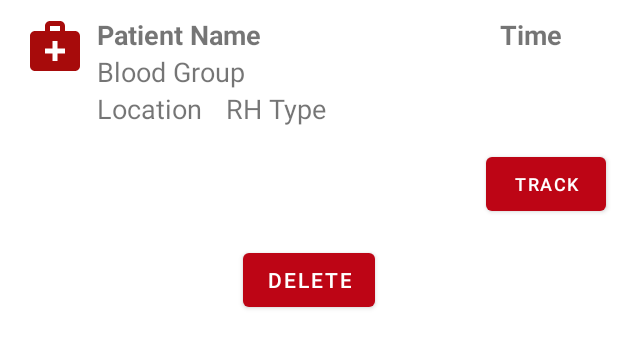
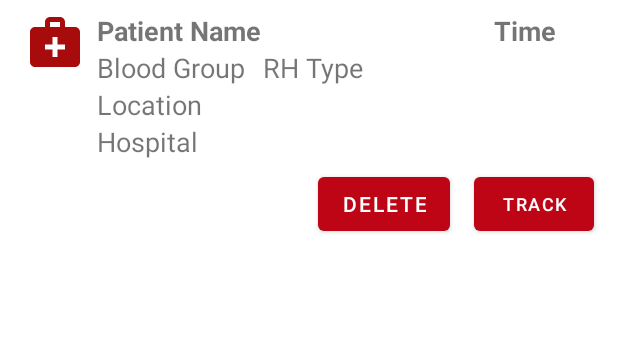
Before and after one commit to EmadAnwer/b-donor, an Android app: the layout progress_layout.xml on its own in the app's theme, with its tools: preview values and no code run, on a phone screen of 412 x 824 dp. Shown: the top 348 px of the screen. Run offline under Robolectric (Android 15) with nearby library versions, the phone set to English and light mode, and no system bars.

Commit message:
new locations added

```diff
--- a/app/src/main/java/com/example/gradandroidfirsttry/Person_Registration.java
+++ b/app/src/main/java/com/example/gradandroidfirsttry/Person_Registration.java
@@ -289,6 +289,6 @@ public class Person_Registration extends AppCompatActivity implements AsyncCallb
     @Override
     public void handleFault(BackendlessFault fault) {
         Log.i(TAG, "handleFault: "+fault.toString());
-        Toast.makeText(this, "Registration Failed!", Toast.LENGTH_SHORT).show();
+        Toast.makeText(this, "Registration Failed!"+fault.toString(), Toast.LENGTH_SHORT).show();
     }
 }
--- a/app/src/main/java/com/example/gradandroidfirsttry/ProgressActivity.java
+++ b/app/src/main/java/com/example/gradandroidfirsttry/ProgressActivity.java
@@ -28,7 +28,7 @@ public class ProgressActivity extends AppCompatActivity {
     SharedPreferences pref;
     String requestID;
     DataQueryBuilder queryBuilder = DataQueryBuilder.create();
-    String bloodType,address,rh_type;
+    String bloodType,address,rh_type,hospital;
     @Override
     protected void onCreate(Bundle savedInstanceState) {
         super.onCreate(savedInstanceState);
@@ -46,6 +46,7 @@ public class ProgressActivity extends AppCompatActivity {
         requestID = pref.getString("requestID","null");
         bloodType = pref.getString("bloodType","null");
         address = pref.getString("city","null");
+        hospital = pref.getString("hospital","null");
         rh_type = pref.getString("RH","null");
 
         if(requestID.equals("Accepted"))
--- a/app/src/main/java/com/example/gradandroidfirsttry/ProgressRecyclerViewAdapter.java
+++ b/app/src/main/java/com/example/gradandroidfirsttry/ProgressRecyclerViewAdapter.java
@@ -48,6 +48,7 @@ public class ProgressRecyclerViewAdapter extends RecyclerView.Adapter<ProgressRe
         holder.pBloodGroupTextView.setText(progressRequestsList.get(position).getBloodType());
         holder.pRHTypeTextView.setText(progressRequestsList.get(position).getRHType());
         holder.pLocationTextView.setText(progressRequestsList.get(position).getCity());
+        holder.pHospitalTextView.setText(progressRequestsList.get(position).getHospital());
         holder.nTimeTextView.setText(progressRequestsList.get(position).getCreated().toString());
         holder.trackButton.setOnClickListener(this);
         holder.deleteTrackButton.setOnClickListener(this);
@@ -78,6 +79,7 @@ public class ProgressRecyclerViewAdapter extends RecyclerView.Adapter<ProgressRe
                 editor.putString("requestID", p.getObjectId());
 
             editor.putString("city", p.getCity());
+            editor.putString("hospital", p.getHospital());
             editor.putString("bloodType", p.getBloodType());
             editor.putString("RH", p.getRHType());
             editor.apply();
@@ -112,7 +114,7 @@ public class ProgressRecyclerViewAdapter extends RecyclerView.Adapter<ProgressRe
 
 
     public static class ViewHolder  extends RecyclerView.ViewHolder{
-        TextView pPatientNameTextView,pBloodGroupTextView,pRHTypeTextView,pLocationTextView,nTimeTextView;
+        TextView pPatientNameTextView,pBloodGroupTextView,pRHTypeTextView,pLocationTextView,pHospitalTextView,nTimeTextView;
         Button trackButton,deleteTrackButton;
         public ViewHolder(@NonNull View itemView) {
             super(itemView);
@@ -120,6 +122,7 @@ public class ProgressRecyclerViewAdapter extends RecyclerView.Adapter<ProgressRe
             pBloodGroupTextView =itemView.findViewById(R.id.pBloodGroupTextView);
             pRHTypeTextView =itemView.findViewById(R.id.pRHTypeTextView);
             pLocationTextView =itemView.findViewById(R.id.pLocationTextView);
+            pHospitalTextView =itemView.findViewById(R.id.pHospitalTextView);
             nTimeTextView =itemView.findViewById(R.id.nTimeTextView);
             trackButton =itemView.findViewById(R.id.trackButton);
             deleteTrackButton  =itemView.findViewById(R.id.deleteTrackButton);
--- a/app/src/main/res/layout/progress_layout.xml
+++ b/app/src/main/res/layout/progress_layout.xml
@@ -41,12 +41,13 @@
         android:id="@+id/pRHTypeTextView"
         android:layout_width="wrap_content"
         android:layout_height="wrap_content"
-        android:layout_marginStart="16dp"
+        android:layout_marginStart="12dp"
         android:text="RH Type"
         android:textSize="18sp"
         app:layout_constraintBottom_toBottomOf="@+id/pLocationTextView"
-        app:layout_constraintStart_toEndOf="@+id/pLocationTextView"
-        app:layout_constraintTop_toBottomOf="@+id/pBloodGroupTextView" />
+        app:layout_constraintStart_toEndOf="@+id/pBloodGroupTextView"
+        app:layout_constraintTop_toBottomOf="@+id/pPatientNameTextView"
+        app:layout_constraintVertical_bias="0.0" />
 
     <ImageView
         android:id="@+id/imageView2"
@@ -86,13 +87,25 @@
         app:layout_constraintStart_toStartOf="@+id/pBloodGroupTextView"
         app:layout_constraintTop_toBottomOf="@+id/pBloodGroupTextView" />
 
+
+    <TextView
+        android:id="@+id/pHospitalTextView"
+        android:layout_width="wrap_content"
+        android:layout_height="wrap_content"
+        android:text="Hospital"
+        android:textSize="18sp"
+        app:layout_constraintStart_toStartOf="@+id/pLocationTextView"
+        app:layout_constraintTop_toBottomOf="@+id/pLocationTextView" />
+
+
     <Button
         android:id="@+id/trackButton"
         android:layout_width="80sp"
         android:layout_height="wrap_content"
+        android:layout_marginTop="80dp"
+        android:layout_marginEnd="8dp"
         android:text="Track"
         android:textSize="12sp"
-        app:layout_constraintBottom_toBottomOf="parent"
         app:layout_constraintEnd_toStartOf="@+id/guideline2"
         app:layout_constraintTop_toBottomOf="@+id/nTimeTextView" />
 
@@ -100,11 +113,13 @@
         android:id="@+id/deleteTrackButton"
         android:layout_width="wrap_content"
         android:layout_height="wrap_content"
-        android:layout_marginTop="16dp"
         android:text="delete"
+        app:layout_constraintBottom_toBottomOf="@+id/trackButton"
         app:layout_constraintEnd_toEndOf="parent"
+        app:layout_constraintHorizontal_bias="0.655"
         app:layout_constraintStart_toStartOf="parent"
-        app:layout_constraintTop_toBottomOf="@+id/trackButton" />
+        app:layout_constraintTop_toBottomOf="@+id/pHospitalTextView"
+        app:layout_constraintVertical_bias="1.0" />
 
 
 </androidx.constraintlayout.widget.ConstraintLayout>
```
Also changed, not shown: app/src/main/java/com/example/gradandroidfirsttry/Patient_Request.java (+33 -4 lines).
